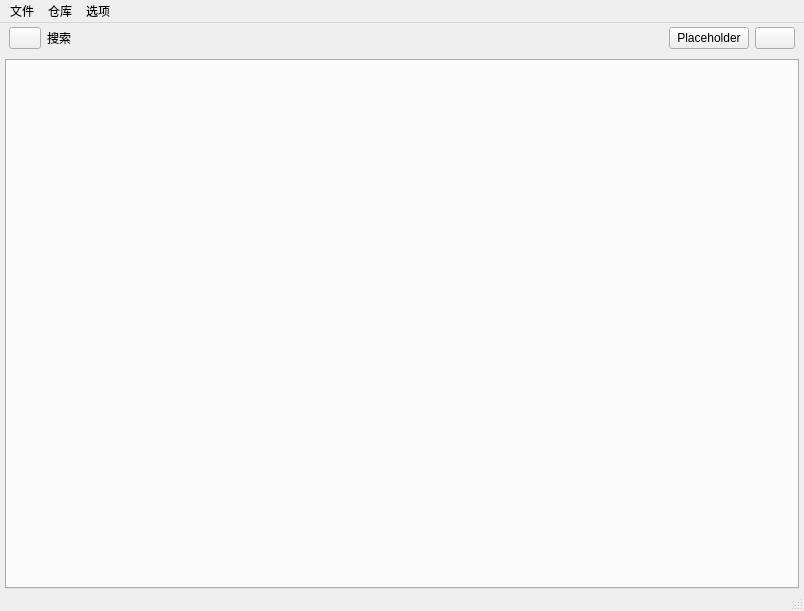
Old version of the form src/ui/main_window.ui in the repository Craftkuro/StickerGenie.
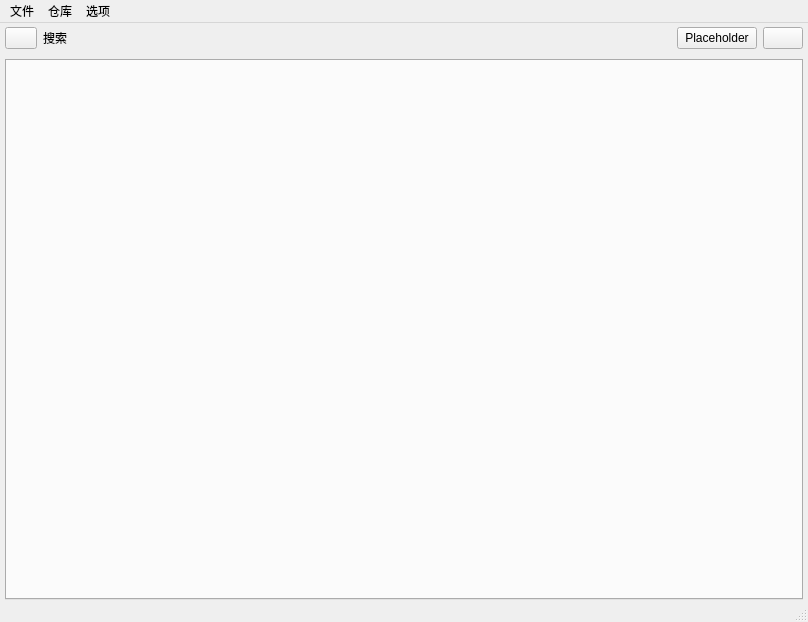
New version of the form. Icons and pictures are not drawn. Custom widgets are drawn as their Qt base class.

```diff
--- a/src/ui/main_window.ui
+++ b/src/ui/main_window.ui
@@ -6,8 +6,8 @@
    <rect>
     <x>0</x>
     <y>0</y>
-    <width>804</width>
-    <height>611</height>
+    <width>808</width>
+    <height>622</height>
    </rect>
   </property>
   <property name="windowTitle">
@@ -31,13 +31,13 @@
      <widget class="QWidget" name="widgetUnifiedBar" native="true">
       <layout class="QHBoxLayout" name="horizontalLayout">
        <property name="leftMargin">
-        <number>4</number>
+        <number>0</number>
        </property>
        <property name="topMargin">
         <number>4</number>
        </property>
        <property name="rightMargin">
-        <number>4</number>
+        <number>0</number>
        </property>
        <property name="bottomMargin">
         <number>4</number>
@@ -148,7 +148,7 @@
     <rect>
      <x>0</x>
      <y>0</y>
-     <width>804</width>
+     <width>808</width>
      <height>22</height>
     </rect>
    </property>
```
Left out of the diff: 2 changed lines with no effect on the pictures.
